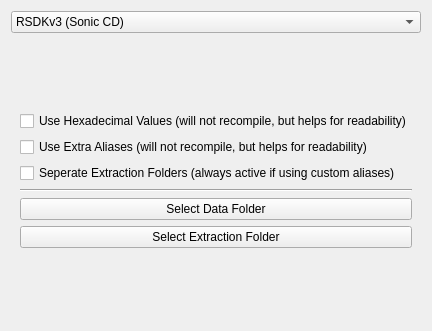
The window that RetroEDv2/tools/scriptunpacker.ui (RSDKModding/RetroED) describes before a commit, drawn with Qt 5.
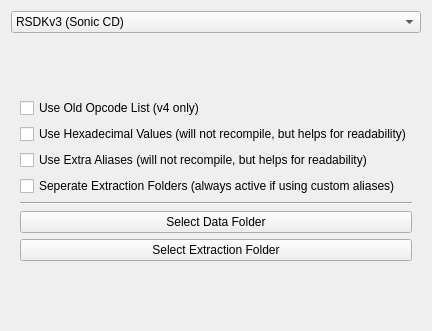
The same window after the commit.

```diff
--- a/RetroEDv2/tools/scriptunpacker.ui
+++ b/RetroEDv2/tools/scriptunpacker.ui
@@ -18,6 +18,13 @@
     <widget class="QStackedWidget" name="stackedWidget">
      <widget class="QWidget" name="page_v3v4">
       <layout class="QGridLayout" name="gridLayout_2">
+       <item row="4" column="0">
+        <widget class="QCheckBox" name="sepFolders">
+         <property name="text">
+          <string>Seperate Extraction Folders (always active if using custom aliases)</string>
+         </property>
+        </widget>
+       </item>
        <item row="0" column="0">
         <spacer name="verticalSpacer">
          <property name="orientation">
@@ -31,58 +38,58 @@
          </property>
         </spacer>
        </item>
-       <item row="1" column="0">
+       <item row="2" column="0">
         <widget class="QCheckBox" name="useHex">
          <property name="text">
           <string>Use Hexadecimal Values (will not recompile, but helps for readability)</string>
          </property>
         </widget>
        </item>
-       <item row="7" column="0">
-        <spacer name="verticalSpacer_2">
-         <property name="orientation">
-          <enum>Qt::Vertical</enum>
+       <item row="3" column="0">
+        <widget class="QCheckBox" name="useCustomAliases">
+         <property name="text">
+          <string>Use Extra Aliases (will not recompile, but helps for readability)</string>
          </property>
-         <property name="sizeHint" stdset="0">
-          <size>
-           <width>20</width>
-           <height>40</height>
-          </size>
-         </property>
-        </spacer>
+        </widget>
        </item>
        <item row="6" column="0">
+        <widget class="QPushButton" name="selDataFolder">
+         <property name="text">
+          <string>Select Data Folder</string>
+         </property>
+        </widget>
+       </item>
+       <item row="7" column="0">
         <widget class="QPushButton" name="selExtractFolder">
          <property name="text">
           <string>Select Extraction Folder</string>
          </property>
         </widget>
        </item>
-       <item row="4" column="0">
+       <item row="8" column="0">
+        <spacer name="verticalSpacer_2">
+         <property name="orientation">
+          <enum>Qt::Vertical</enum>
+         </property>
+         <property name="sizeHint" stdset="0">
+          <size>
+           <width>20</width>
+           <height>40</height>
+          </size>
+         </property>
+        </spacer>
+       </item>
+       <item row="5" column="0">
         <widget class="Line" name="line">
          <property name="orientation">
           <enum>Qt::Horizontal</enum>
          </property>
         </widget>
        </item>
-       <item row="5" column="0">
-        <widget class="QPushButton" name="selDataFolder">
+       <item row="1" column="0">
+        <widget class="QCheckBox" name="useOldOps">
          <property name="text">
-          <string>Select Data Folder</string>
-         </property>
-        </widget>
-       </item>
-       <item row="2" column="0">
-        <widget class="QCheckBox" name="useCustomAliases">
-         <property name="text">
-          <string>Use Extra Aliases (will not recompile, but helps for readability)</string>
-         </property>
-        </widget>
-       </item>
-       <item row="3" column="0">
-        <widget class="QCheckBox" name="sepFolders">
-         <property name="text">
-          <string>Seperate Extraction Folders (always active if using custom aliases)</string>
+          <string>Use Old Opcode List (v4 only)</string>
          </property>
         </widget>
        </item>
```
